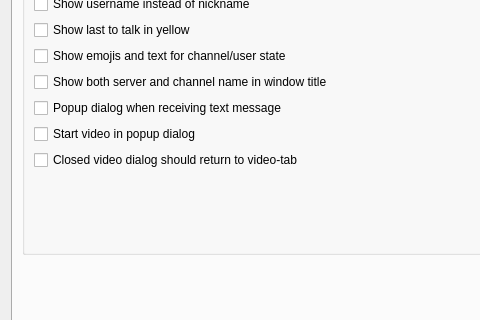
The window that Client/qtTeamTalk/preferences.ui (BearWare/TeamTalk5) describes before a commit, drawn with Qt 5; both pictures show x 0 to 480 and y 239 to 559 of the 881 by 695 pixel window.
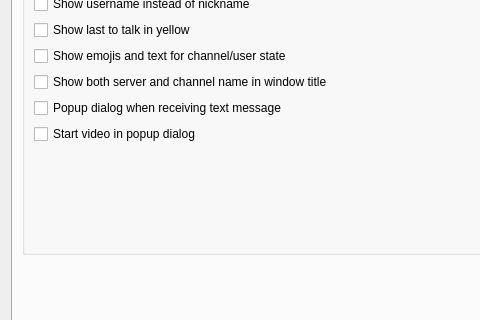
The same window after the commit. The open tabs and pages were chosen to show the change. Icons and pictures are not drawn. Custom widgets are drawn as their Qt base class.

Commit message: Remove option 'Closed video dialog should return to video-tab'

Diff of the .ui file:
```diff
--- a/Client/qtTeamTalk/preferences.ui
+++ b/Client/qtTeamTalk/preferences.ui
@@ -436,13 +436,6 @@
                 </property>
                </widget>
               </item>
-              <item>
-               <widget class="QCheckBox" name="returnvidChkBox">
-                <property name="text">
-                 <string>Closed video dialog should return to video-tab</string>
-                </property>
-               </widget>
-              </item>
               <item>
                <spacer name="verticalSpacer_11">
                 <property name="orientation">
```
Left out of the diff: 1 changed line with no effect on the pictures. The commit also changes 4 other files.
